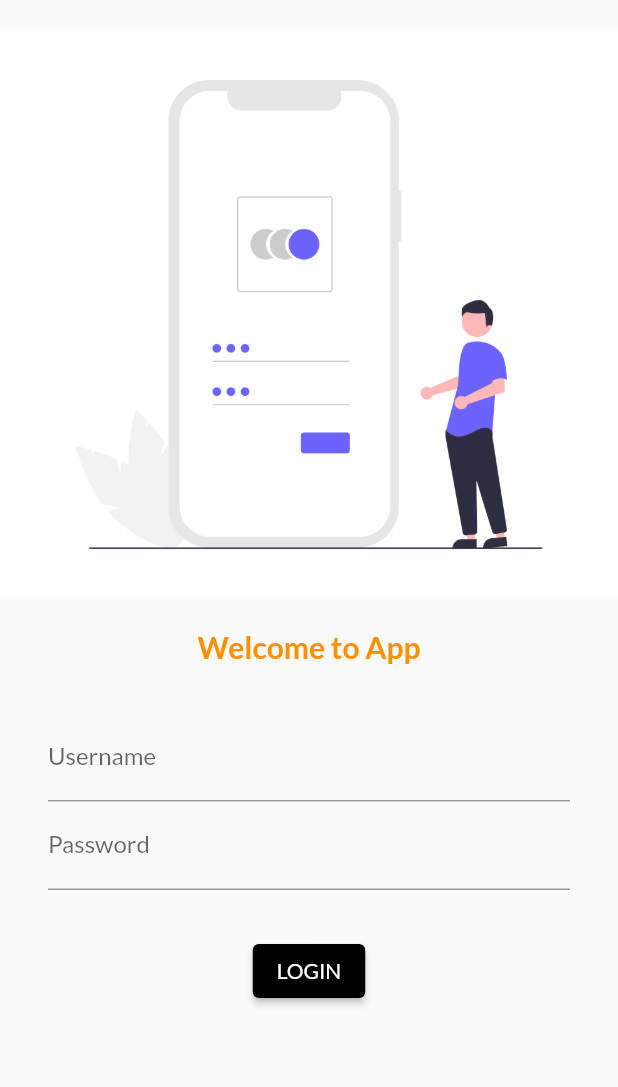
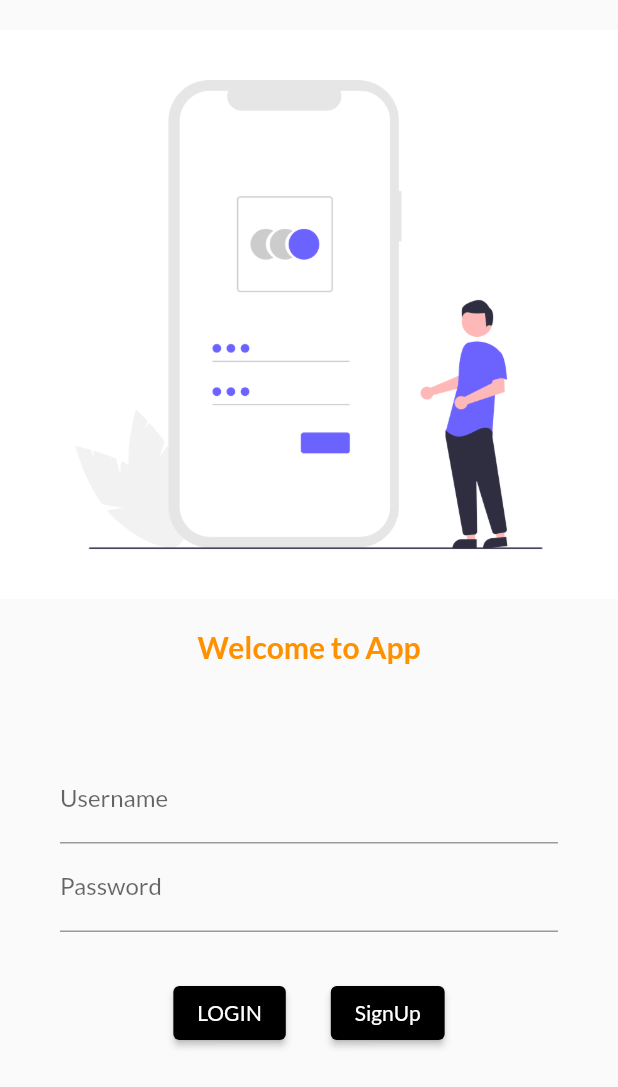
Before and after one commit to A98H73/Flutter_Lerarn, a Flutter app: the screen it shows after launch, on a phone screen of 412 x 824 dp. Shown: the top 1087 px of the screen. Run offline on Flutter 3.47's test engine with Material 2 defaults, Android fonts, the phone set to English and light mode, and no system bars; our stand-ins replace google_fonts.

```diff
--- a/lib/Pages/LoginPage.dart
+++ b/lib/Pages/LoginPage.dart
@@ -1,4 +1,5 @@
 import 'package:flutter/material.dart';
+import 'package:flutter_catalog/utils/MyRoutes.dart';
 import 'package:google_fonts/google_fonts.dart';
 
 class LoginPage extends StatelessWidget {
@@ -7,12 +8,16 @@ class LoginPage extends StatelessWidget {
   @override
   Widget build(BuildContext context) {
     return Material(
+      child: SingleChildScrollView(
         child: Column(
           children: [
             SizedBox(
               height: 20,
             ),
-          Image.asset("assets/images/login_pic.png"),
+            Image.asset(
+              "assets/images/login_pic.png",
+              fit: BoxFit.cover,
+            ),
             SizedBox(
               height: 20,
             ),
@@ -28,7 +33,7 @@ class LoginPage extends StatelessWidget {
             ),
             Padding(
               padding:
-                const EdgeInsets.symmetric(vertical: 32.0, horizontal: 32.0),
+                  const EdgeInsets.symmetric(vertical: 60.0, horizontal: 40.0),
               child: Column(
                 children: [
                   TextFormField(
@@ -46,19 +51,45 @@ class LoginPage extends StatelessWidget {
                   SizedBox(
                     height: 30.0,
                   ),
+                  Row(
+                    mainAxisAlignment: MainAxisAlignment.center,
+                    crossAxisAlignment: CrossAxisAlignment.center,
+                    children: [
                       ElevatedButton(
                         child: Text("LOGIN"),
-                  onPressed: () {},
+                        onPressed: () {
+                          Navigator.pushNamed(context, MyRoutings.homeRoute);
+                        },
                         style: ButtonStyle(
-                    foregroundColor: MaterialStateProperty.all(Colors.white),
-                    backgroundColor: MaterialStateProperty.all(Colors.black),
+                          foregroundColor:
+                              MaterialStateProperty.all(Colors.white),
+                          backgroundColor:
+                              MaterialStateProperty.all(Colors.black),
                         ),
-                )
+                      ),
+                      SizedBox(
+                        width: 30,
+                      ),
+                      ElevatedButton(
+                        child: Text("SignUp"),
+                        onPressed: () {
+                          Navigator.pushNamed(context, MyRoutings.SignUpRoute);
+                        },
+                        style: ButtonStyle(
+                          foregroundColor:
+                              MaterialStateProperty.all(Colors.white),
+                          backgroundColor:
+                              MaterialStateProperty.all(Colors.black),
+                        ),
+                      ),
+                    ],
+                  ),
                 ],
               ),
             ),
           ],
         ),
+      ),
     );
   }
 }
--- a/lib/main.dart
+++ b/lib/main.dart
@@ -1,6 +1,8 @@
 import 'package:flutter/material.dart';
 import 'package:flutter_catalog/Pages/HomePage.dart';
 import 'package:flutter_catalog/Pages/LoginPage.dart';
+import 'package:flutter_catalog/Pages/SignUp.dart';
+import 'package:flutter_catalog/utils/MyRoutes.dart';
 import 'package:google_fonts/google_fonts.dart';
 
 void main() {
@@ -21,8 +23,9 @@ class MyApp extends StatelessWidget {
       initialRoute: "/login",
       routes: {
         "/": (context) => LoginPage(),
-        "/home": (context) => HomePage(),
-        "/login": (context) => LoginPage(),
+        MyRoutings.homeRoute: (context) => HomePage(),
+        MyRoutings.loginRoute: (context) => LoginPage(),
+        MyRoutings.SignUpRoute: (context) => SignUpPage(),
       },
     );
   }
--- /dev/null
+++ b/lib/utils/MyRoutes.dart
@@ -0,0 +1,5 @@
+class MyRoutings {
+  static String loginRoute = "/login";
+  static String homeRoute = "/home";
+  static String SignUpRoute = "/signUp";
+}
```
Also changed, not shown: lib/Pages/SignUp.dart (added, +94 -0 lines), assets/images/signUp.png (added). Lines whose indentation alone changed are shown as unchanged.
